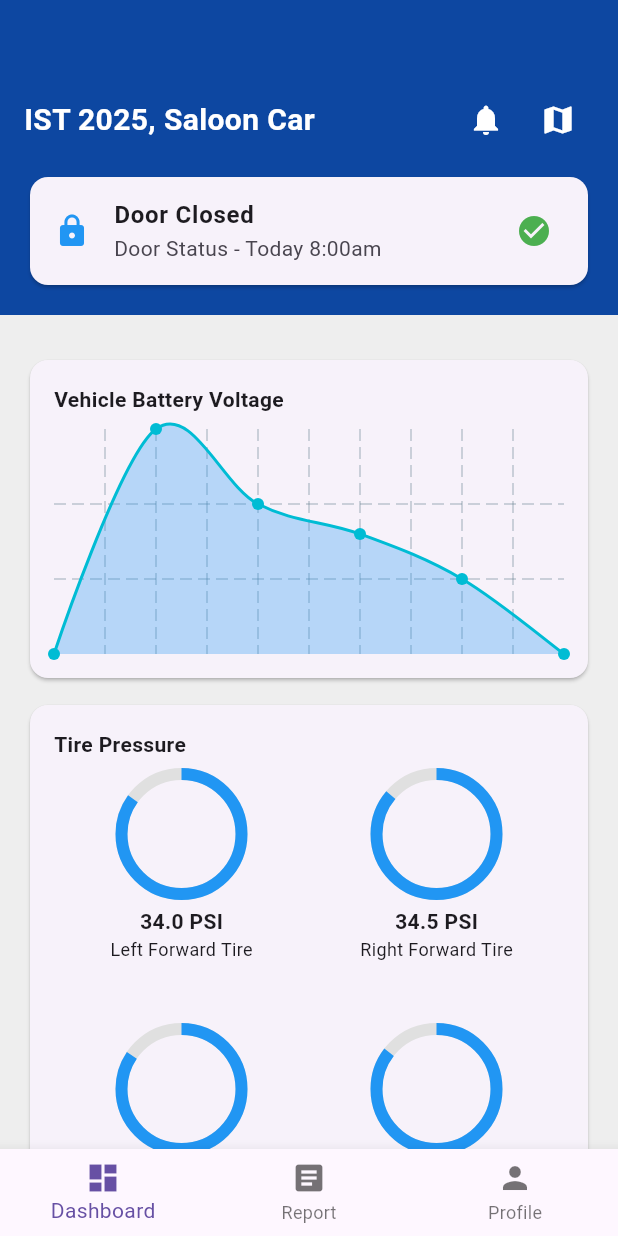
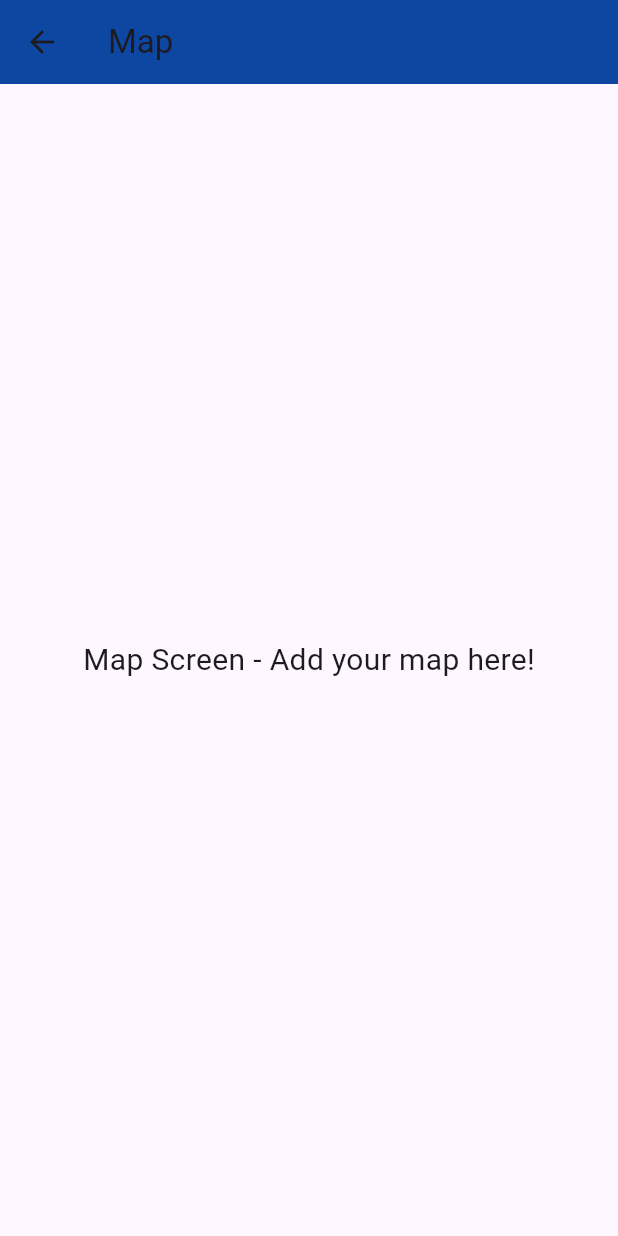
Before and after one commit to Mikwaju/carCare_project, a Flutter app: the DashboardScreen screen opened by its route, after a tap on the "map" icon, on a phone screen of 412 x 824 dp. Run offline on Flutter 3.47's test engine with Material 3 defaults, Android fonts, the phone set to English and light mode, and no system bars; drawn by our look-alikes of fl_chart.

Commit message:
started working on map integration

```diff
--- a/lib/DashboardPage.dart
+++ b/lib/DashboardPage.dart
@@ -51,7 +51,13 @@ class DashboardScreen extends StatelessWidget {
                           ),
                           IconButton(
                             onPressed: () {
-                              // Add your map/navigation action here
+                              // Navigate to MapsScreen when the map icon is clicked
+                              Navigator.push(
+                                context,
+                                MaterialPageRoute(
+                                  builder: (context) => const MapsScreen(),
+                                ),
+                              );
                             },
                             icon: const Icon(
                               Icons.map,
@@ -206,3 +212,23 @@ class _TirePressureWidget extends StatelessWidget {
     );
   }
 }
+
+class MapsScreen extends StatelessWidget {
+  const MapsScreen({super.key});
+
+  @override
+  Widget build(BuildContext context) {
+    return Scaffold(
+      appBar: AppBar(
+        title: const Text("Map"),
+        backgroundColor: Colors.blue[900],
+      ),
+      body: const Center(
+        child: Text(
+          "Map Screen - Add your map here!",
+          style: TextStyle(fontSize: 20),
+        ),
+      ),
+    );
+  }
+}
```
